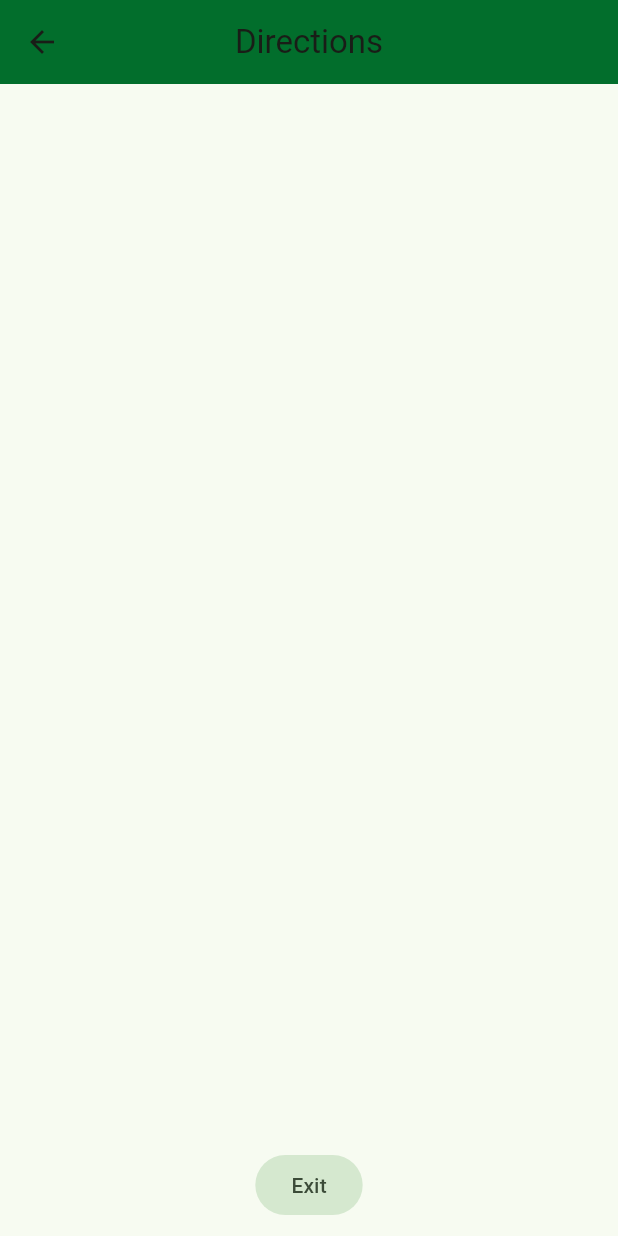
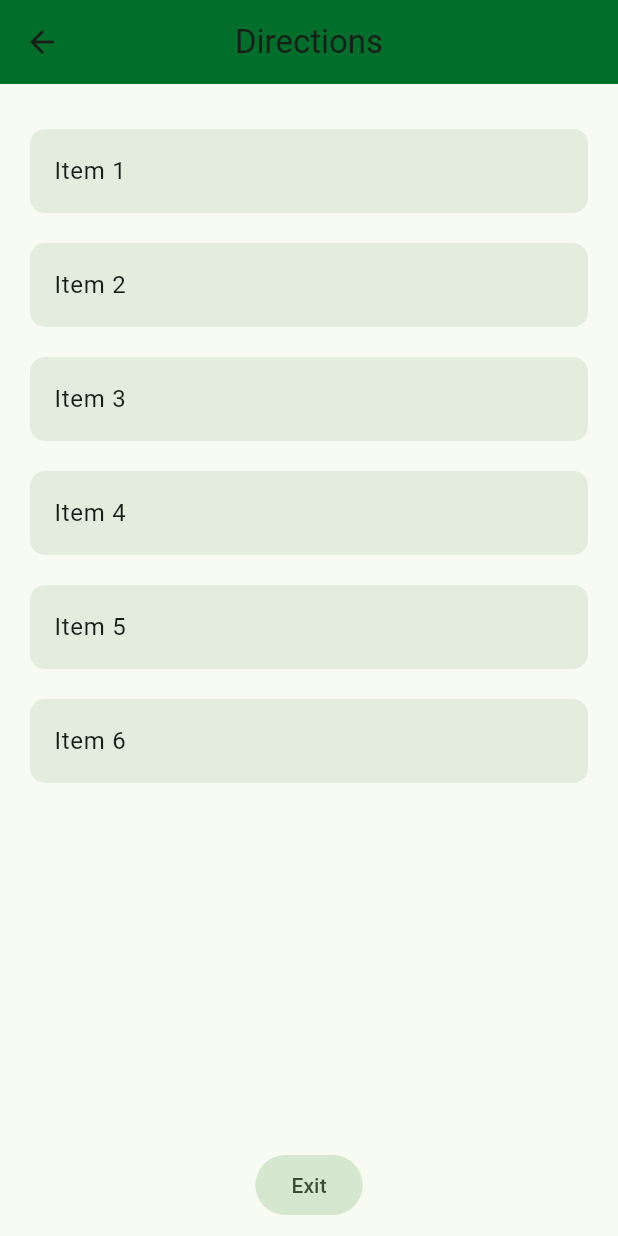
Before and after one commit to Joeweh/BreatheEasy, a Flutter app: the RoutePage screen opened directly, on a phone screen of 412 x 824 dp. Run offline on Flutter 3.47's test engine with Material 3 defaults, Android fonts, the phone set to English and light mode, and no system bars; our stand-ins replace flutter_dotenv, google_maps_flutter, location; missing offline and left inert: dart:html, dart:js, flutter_polyline_points.

Commit message:
Add List Conversion to Route Page

```diff
--- a/lib/main.dart
+++ b/lib/main.dart
@@ -57,7 +57,52 @@ class RoutePage extends StatefulWidget {
   State<RoutePage> createState() => _RoutePageState();
 }
 
+class ListViewDirection extends StatefulWidget {
+  // Example list of items
+  final List<String> items;
+
+    const ListViewDirection(
+      {super.key, required this.items});
+
+  @override
+  State<ListViewDirection> createState() => ListViewState();
+}
+
+class ListViewState extends State<ListViewDirection> {
+  @override
+  Widget build(BuildContext context) {
+    return Container(
+        margin: const EdgeInsets.all(10),
+        child: Column(
+          children: [
+            for (String element in widget.items)
+              Container(
+                margin: EdgeInsets.symmetric(vertical: 10),
+                child: ListTile(
+                  title: Text(element),
+                  tileColor:
+                      Theme.of(context).colorScheme.primary.withOpacity(0.1),
+                  shape: RoundedRectangleBorder(
+                    borderRadius: BorderRadius.circular(10.0),
+                  ),
+                  contentPadding: const EdgeInsets.symmetric(horizontal: 16.0),
+                ),
+              ),
+          ],
+        ));
+  }
+}
+
 class _RoutePageState extends State<RoutePage> {
+  List<String> items = [
+    'Item 1',
+    'Item 2',
+    'Item 3',
+    'Item 4',
+    'Item 5',
+    'Item 6',
+  ];
+
   @override
   Widget build(BuildContext context) {
     return Scaffold(
@@ -73,10 +118,7 @@ class _RoutePageState extends State<RoutePage> {
             mainAxisAlignment: MainAxisAlignment.spaceBetween,
             crossAxisAlignment: CrossAxisAlignment.center,
             children: [
-              Column(
-                children: [
-                ],
-              ),
+              ListViewDirection(items: items,),
               FilledButton.tonal(
                   onPressed: () {
                     Navigator.of(context).pop();
```
